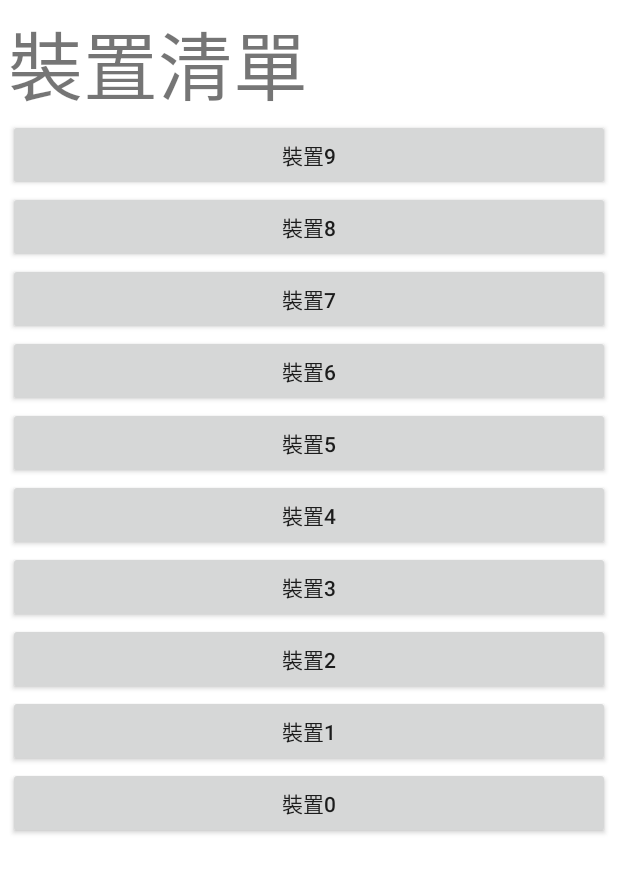
After one commit to WearableGroup507/WearableApplication, an Android app: the SettingActivity screen opened directly, with no data from a screen before it, on a phone screen of 412 x 824 dp. The commit adds this screen. Shown: the top 873 px of the screen. Run offline under Robolectric (Android 15) with nearby library versions, the phone set to English and light mode, and no system bars.

Commit message:
Add Setting Activity
new activity
change current activity
dynamic add buttons

```diff
--- a/app/build.gradle
+++ b/app/build.gradle
@@ -24,7 +24,7 @@ android {
 }
 
 dependencies {
-    compile fileTree(dir: 'libs', include: ['*.jar'])
+    compile fileTree(include: ['*.jar'], dir: 'libs')
     testCompile 'junit:junit:4.12'
     compile 'com.android.support:appcompat-v7:23.1.1'
 }
--- /dev/null
+++ b/app/src/main/java/tw/edu/ntust/jojllman/wearableapplication/SettingActivity.java
@@ -0,0 +1,41 @@
+package tw.edu.ntust.jojllman.wearableapplication;
+
+import android.support.v7.app.AppCompatActivity;
+import android.os.Bundle;
+import android.view.View;
+import android.widget.Button;
+import android.widget.LinearLayout;
+import android.widget.TextView;
+
+public class SettingActivity extends AppCompatActivity {
+
+    @Override
+    protected void onCreate(Bundle savedInstanceState) {
+        super.onCreate(savedInstanceState);
+        setContentView(R.layout.activity_setting);
+
+        // 取得 LinearLayout 物件
+        LinearLayout ll = (LinearLayout)findViewById(R.id.view_setting);
+
+        // 將 TextView 加入到 LinearLayout 中
+        TextView tv = new TextView(this);
+        tv.setText(R.string.str_device_list);
+        tv.setTextSize(50);
+        ll.addView( tv );
+
+        // 將 Button  加入到 LinearLayout 中
+        int count=10;
+        Button btn[] = new Button[count];
+        while(count>0){
+            btn[--count] = new Button(this);
+            btn[count].setText("裝置" + count);
+            btn[count].setOnClickListener(new View.OnClickListener() {
+                @Override
+                public void onClick(View v) {
+                    SettingActivity.this.finish();
+                }
+            });
+            ll.addView( btn[count] );
+        }
+    }
+}
--- /dev/null
+++ b/app/src/main/res/layout/activity_setting.xml
@@ -0,0 +1,16 @@
+<?xml version="1.0" encoding="utf-8"?>
+<LinearLayout
+    xmlns:android="http://schemas.android.com/apk/res/android"
+    xmlns:tools="http://schemas.android.com/tools"
+    android:id="@+id/view_setting"
+    android:orientation="vertical"
+    android:layout_width="match_parent"
+    android:layout_height="match_parent"
+    android:paddingLeft="@dimen/activity_horizontal_margin"
+    android:paddingRight="@dimen/activity_horizontal_margin"
+    android:paddingTop="@dimen/activity_vertical_margin"
+    android:paddingBottom="@dimen/activity_vertical_margin"
+    tools:context="tw.edu.ntust.jojllman.wearableapplication.SettingActivity"
+    android:background="#ffffff">
+
+</LinearLayout>
--- a/app/src/main/res/values/dimens.xml
+++ b/app/src/main/res/values/dimens.xml
@@ -1,5 +1,6 @@
 <resources>
     <!-- Default screen margins, per the Android Design guidelines. -->
-    <dimen name="activity_horizontal_margin">16dp</dimen>
-    <dimen name="activity_vertical_margin">16dp</dimen>
+    <dimen name="activity_horizontal_margin">5dp</dimen>
+    <dimen name="activity_vertical_margin">5dp</dimen>
+    <dimen name="btn_font_size">50dp</dimen>
 </resources>
--- a/app/src/main/res/values/strings.xml
+++ b/app/src/main/res/values/strings.xml
@@ -1,3 +1,5 @@
 <resources>
-    <string name="app_name">WearableApplication</string>
+    <string name="app_name">Wearable Application</string>
+    <string name="str_help">使用協助</string>
+    <string name="str_device_list">裝置清單</string>
 </resources>
```
Also changed, not shown: app/src/main/AndroidManifest.xml (+5 -3 lines), app/src/main/java/tw/edu/ntust/jojllman/wearableapplication/ChooseClassActivity.java (+8 -0 lines), app/src/main/res/layout/activity_choose_class.xml (+17 -8 lines), 2 other files.
